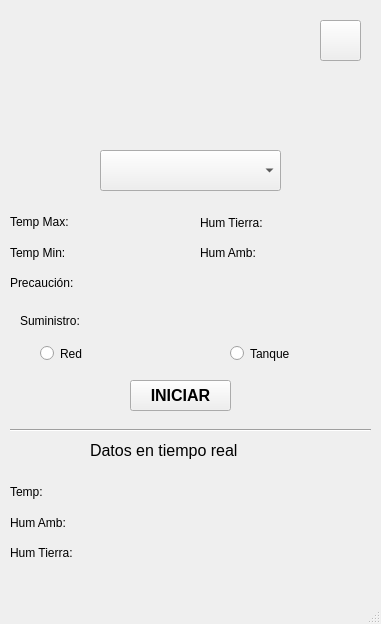
The window that Invernadero/Fuentes/PC/prueba_DB-Plantas/mainwindow.ui (LauraMont/TPO-Invernadero) describes before a commit, drawn with Qt 5.
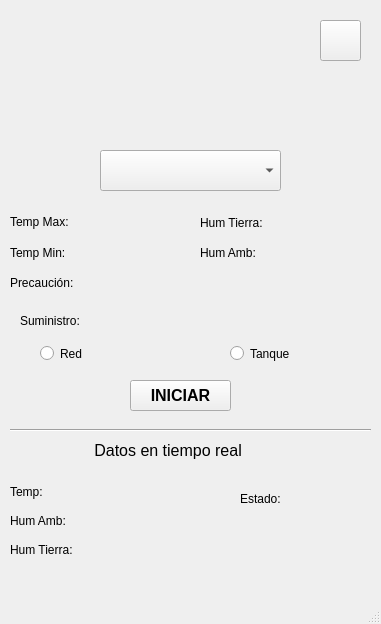
The same window after the commit. Icons and pictures are not drawn.

```diff
--- a/Invernadero/Fuentes/PC/prueba_DB-Plantas/mainwindow.ui
+++ b/Invernadero/Fuentes/PC/prueba_DB-Plantas/mainwindow.ui
@@ -244,7 +244,7 @@
       <x>10</x>
       <y>480</y>
       <width>108</width>
-      <height>85</height>
+      <height>81</height>
      </rect>
     </property>
     <layout class="QVBoxLayout" name="verticalLayout_5">
@@ -277,7 +277,7 @@
       <x>130</x>
       <y>480</y>
       <width>91</width>
-      <height>79</height>
+      <height>81</height>
      </rect>
     </property>
     <layout class="QVBoxLayout" name="verticalLayout_6">
@@ -307,9 +307,9 @@
    <widget class="QLabel" name="label_datos">
     <property name="geometry">
      <rect>
-      <x>90</x>
+      <x>10</x>
       <y>440</y>
-      <width>231</width>
+      <width>361</width>
       <height>21</height>
      </rect>
     </property>
@@ -319,7 +319,7 @@
      </font>
     </property>
     <property name="text">
-     <string>Datos en tiempo real</string>
+     <string>                   Datos en tiempo real</string>
     </property>
    </widget>
    <widget class="Line" name="line">
@@ -335,6 +335,32 @@
      <enum>Qt::Horizontal</enum>
     </property>
    </widget>
+   <widget class="QWidget" name="layoutWidget">
+    <property name="geometry">
+     <rect>
+      <x>240</x>
+      <y>480</y>
+      <width>131</width>
+      <height>81</height>
+     </rect>
+    </property>
+    <layout class="QVBoxLayout" name="verticalLayout_7">
+     <item>
+      <widget class="QLabel" name="label_estado">
+       <property name="text">
+        <string>Estado:</string>
+       </property>
+      </widget>
+     </item>
+     <item>
+      <widget class="QLabel" name="label_ESTADOS">
+       <property name="text">
+        <string/>
+       </property>
+      </widget>
+     </item>
+    </layout>
+   </widget>
   </widget>
   <widget class="QMenuBar" name="menubar">
    <property name="geometry">
```
